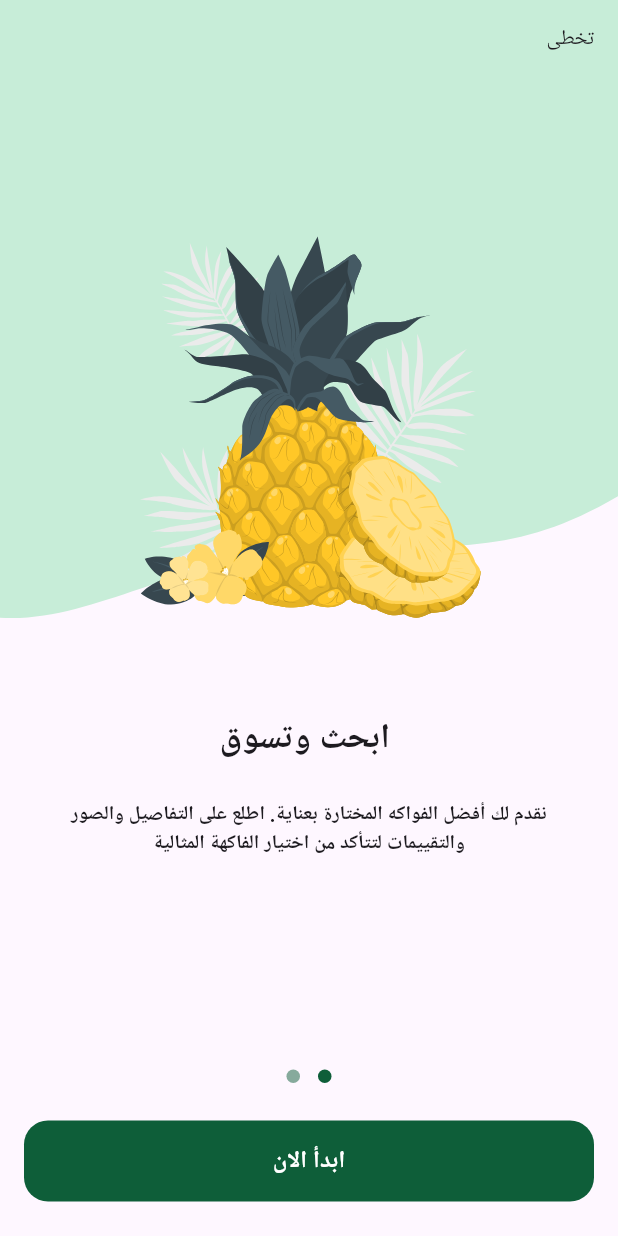
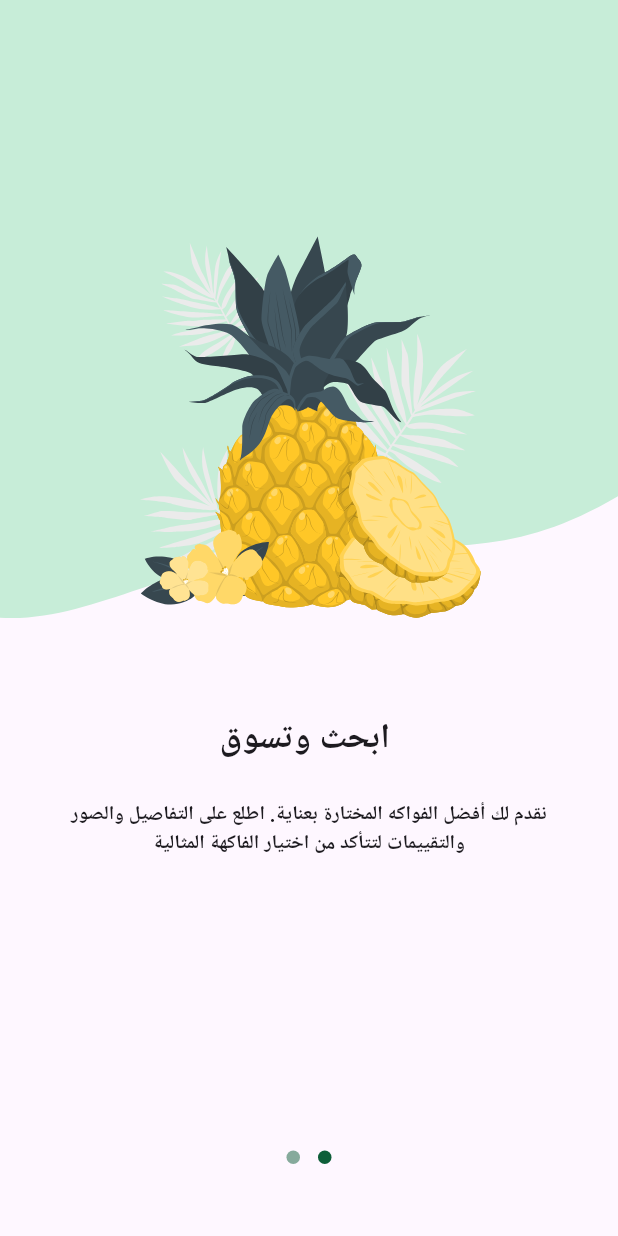
Before and after one commit to youssef336/Fruits_Hub, a Flutter app: the screen it shows after launch, swiped to page 2, on a phone screen of 412 x 824 dp. Run offline on Flutter 3.47's test engine with Material 3 defaults, Android fonts, the phone set to English and light mode, and no system bars; drawn by our look-alikes of dots_indicator; our stand-ins replace flutter_svg.

Commit message:
feat: refactor OnBoarding views to use StatefulWidget and enhance page visibility logic

```diff
--- a/lib/features/onBoarding/presentation/views/widgets/on_boarding_body.dart
+++ b/lib/features/onBoarding/presentation/views/widgets/on_boarding_body.dart
@@ -5,28 +5,60 @@ import 'package:fruits_hub_app/core/widgets/custom_buttom.dart';
 import 'package:fruits_hub_app/features/onBoarding/presentation/views/widgets/on_boarding_page_view.dart';
 import 'package:fruits_hub_app/generated/l10n.dart';
 
-class OnBoardingBody extends StatelessWidget {
+class OnBoardingBody extends StatefulWidget {
   const OnBoardingBody({super.key});
+
+  @override
+  State<OnBoardingBody> createState() => _OnBoardingBodyState();
+}
+
+class _OnBoardingBodyState extends State<OnBoardingBody> {
+  late PageController pageController;
+  int currentPage = 0;
+
+  @override
+  void initState() {
+    pageController = PageController();
+    pageController.addListener(() {
+      currentPage = pageController.page!.round();
+      setState(() {});
+    });
+
+    super.initState();
+  }
+
+  @override
+  void dispose() {
+    pageController.dispose();
+    super.dispose();
+  }
+
   @override
   Widget build(BuildContext context) {
     return Column(
       children: [
-        Expanded(child: OnBoardingPageView()),
+        Expanded(child: OnBoardingPageView(pageController: pageController)),
 
         DotsIndicator(
           dotsCount: 2,
           position: 0,
           decorator: DotsDecorator(
-            activeColor: const Color(0xff0E5E39),
+            activeColor: KprimaryColor,
 
             // ignore: deprecated_member_use
-            color: const Color(0xff0E5E39).withOpacity(0.5),
+            color:
+                currentPage == 0
+                    ? KprimaryColor.withOpacity(0.5)
+                    : KprimaryColor,
           ),
         ),
         SizedBox(height: 19),
-        Padding(
-          padding: const EdgeInsets.symmetric(horizontal: KhorzontalPadding),
-          child: CustomButtom(text: S.of(context).on_boarding_buttom_text),
+        Visibility(
+          visible: currentPage == 1 ? true : false,
+          child: Padding(
+            padding: const EdgeInsets.symmetric(horizontal: KhorzontalPadding),
+            child: CustomButtom(text: S.of(context).on_boarding_buttom_text),
+          ),
         ),
         SizedBox(height: 23),
       ],
--- a/lib/features/onBoarding/presentation/views/widgets/on_boarding_page_view.dart
+++ b/lib/features/onBoarding/presentation/views/widgets/on_boarding_page_view.dart
@@ -7,13 +7,16 @@ import 'package:fruits_hub_app/generated/l10n.dart';
 import 'package:fruits_hub_app/main.dart';
 
 class OnBoardingPageView extends StatelessWidget {
-  const OnBoardingPageView({super.key});
-
+  const OnBoardingPageView({super.key, required this.pageController});
+  final PageController pageController;
   @override
   Widget build(BuildContext context) {
     return PageView(
       children: [
         PageViewItem(
+          isVisible:
+              (pageController.hasClients ? pageController.page!.round() : 0) ==
+              0,
           image: Assets.imagesPageViewItem1Image,
           backgroundimage: Assets.imagesPageViewItem1BackgroundImage,
           subtitle: S.of(context).on_boarding_subtitle,
@@ -63,6 +66,10 @@ class OnBoardingPageView extends StatelessWidget {
           ),
         ),
         PageViewItem(
+          isVisible:
+              (pageController.hasClients ? pageController.page!.round() : 0) !=
+              0,
+
           image: Assets.imagesPageViewItem2Image,
           backgroundimage: Assets.imagesPageViewItem2BackgroundImage,
           subtitle: S.of(context).on_boarding_subtitle2,
--- a/lib/features/onBoarding/presentation/views/widgets/page_view_item.dart
+++ b/lib/features/onBoarding/presentation/views/widgets/page_view_item.dart
@@ -10,11 +10,12 @@ class PageViewItem extends StatelessWidget {
     required this.backgroundimage,
     required this.subtitle,
     required this.title,
+    required this.isVisible,
   });
   final String image, backgroundimage;
   final String subtitle;
   final Widget title;
-
+  final bool isVisible;
   @override
   Widget build(BuildContext context) {
     return Column(
@@ -33,9 +34,12 @@ class PageViewItem extends StatelessWidget {
                 left: 0,
                 child: SvgPicture.asset(image),
               ),
-              Padding(
-                padding: const EdgeInsets.all(16),
-                child: Text(S.of(context).on_boarding_skip),
+              Visibility(
+                visible: isVisible,
+                child: Padding(
+                  padding: const EdgeInsets.all(16),
+                  child: Text(S.of(context).on_boarding_skip),
+                ),
               ),
             ],
           ),
```
